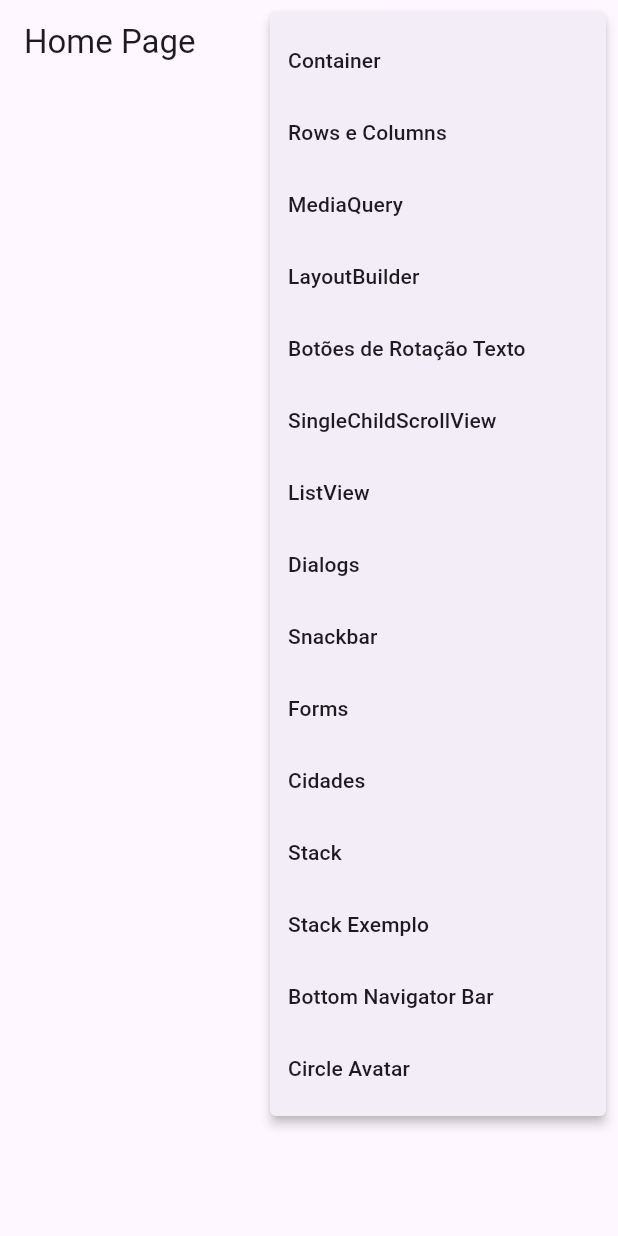
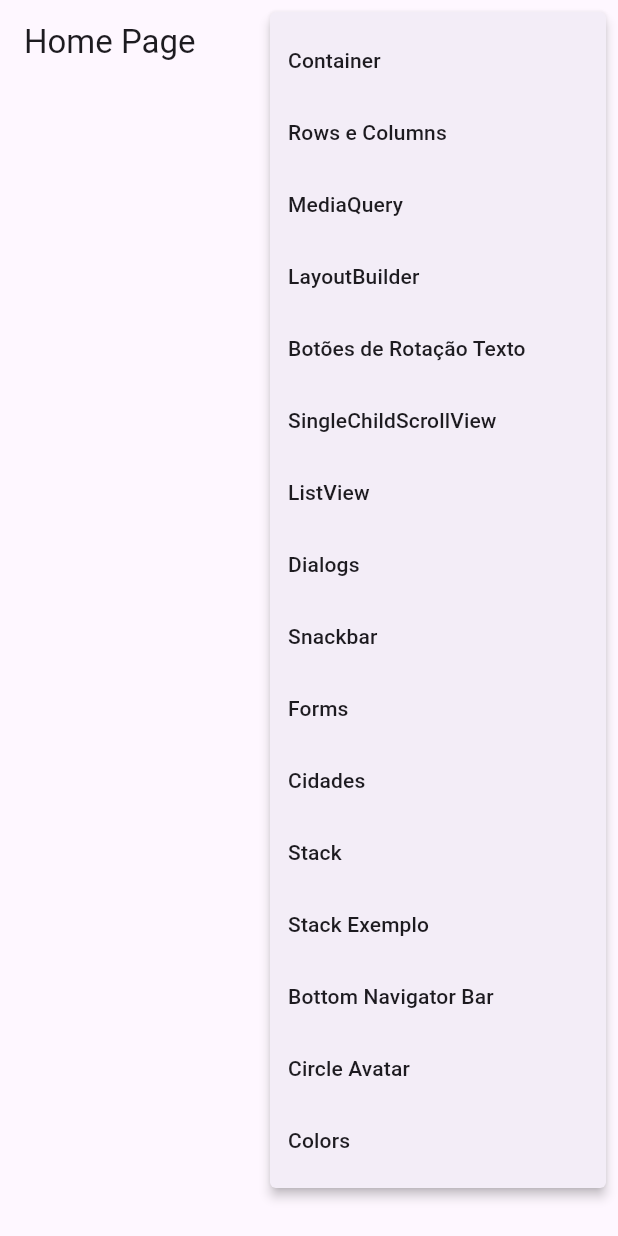
Before and after one commit to kauesiqueiraa/Flutter_Academy, a Flutter app: the screen it shows after launch, after a tap on the "menu" icon, on a phone screen of 412 x 824 dp. Run offline on Flutter 3.47's test engine with Material 3 defaults, Android fonts, the phone set to English and light mode, and no system bars; our stand-ins replace device_preview; network calls fail.

Commit message:
feat: colors

```diff
--- a/lib/main.dart
+++ b/lib/main.dart
@@ -4,6 +4,7 @@ import 'package:flutter_primeiro_projeto/pages/botoes_rotacao_texto/botoes_rotac
 import 'package:flutter_primeiro_projeto/pages/bottom_navigator_bar/bottom_navigator_bar_page.dart';
 import 'package:flutter_primeiro_projeto/pages/cidades/cidades_page.dart';
 import 'package:flutter_primeiro_projeto/pages/circle_avatar/circle_avatar_page.dart';
+import 'package:flutter_primeiro_projeto/pages/colors/colors_page.dart';
 import 'package:flutter_primeiro_projeto/pages/container/container_page.dart';
 import 'package:flutter_primeiro_projeto/pages/dialogs/dialogs_page.dart';
 import 'package:flutter_primeiro_projeto/pages/forms/forms_page.dart';
@@ -56,6 +57,7 @@ class MyApp extends StatelessWidget {
         '/stack/page2': (_) => const StackPage2(),
         'bottom_navigator_bar': (_) => const BottomNavigatorBarPage(),
         '/circle_avatar': (_) => const CircleAvatarPage(),
+        '/colors': (_) => const ColorsPage(),
       },
     );
   }
--- a/lib/pages/circle_avatar/circle_avatar_page.dart
+++ b/lib/pages/circle_avatar/circle_avatar_page.dart
@@ -7,7 +7,9 @@ const CircleAvatarPage({ super.key });
   Widget build(BuildContext context){
     return Scaffold(
       appBar: AppBar(title: const Text("Circle Avatar"),),
-      body: const Column(
+      body: const Padding(
+        padding: EdgeInsets.all(8.0),
+        child: Column(
           children: [
             // Container(
             //   width: 100,
@@ -31,6 +33,7 @@ const CircleAvatarPage({ super.key });
             SizedBox(height: 20,),
             ImageAvatar(urlImage: 'https://w7.pngwing.com/pngs/217/467/png-transparent-computer-icons-avatar-deadpool-desktop-deadpool-pixel-art-television-comics-fictional-character.png')
           ],
+        ),
       ),
     );
   }
--- a/lib/pages/home/home_page.dart
+++ b/lib/pages/home/home_page.dart
@@ -16,6 +16,7 @@ enum PopupMenuPages {
   stack2,
   bottom_navigator_bar,
   circle_avatar,
+  colors,
 }
 
 class HomePage extends StatelessWidget {
@@ -76,6 +77,9 @@ class HomePage extends StatelessWidget {
                     break;
                   case PopupMenuPages.circle_avatar:
                     Navigator.of(context).pushNamed('/circle_avatar');
+                    break;
+                  case PopupMenuPages.colors:
+                    Navigator.of(context).pushNamed('/colors');
                     break;
                 }
               },
@@ -139,6 +143,10 @@ class HomePage extends StatelessWidget {
                     value: PopupMenuPages.circle_avatar,
                     child: Text('Circle Avatar')
                   ),
+                  PopupMenuItem<PopupMenuPages>(
+                    value: PopupMenuPages.colors,
+                    child: Text('Colors')
+                  ),
                 ];
               })
         ],
```
Also changed, not shown: lib/pages/colors/colors_page.dart (added, +24 -0 lines). Lines whose indentation alone changed are shown as unchanged.
